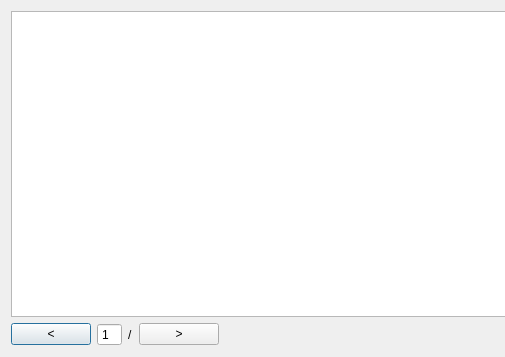
The window that geo_search/ui/result.ui (yamamoto-ryuzo/GEO-search-plugin) describes before a commit, drawn with Qt 5; both pictures show x 0 to 505 and y 0 to 357 of the 850 by 357 pixel window.
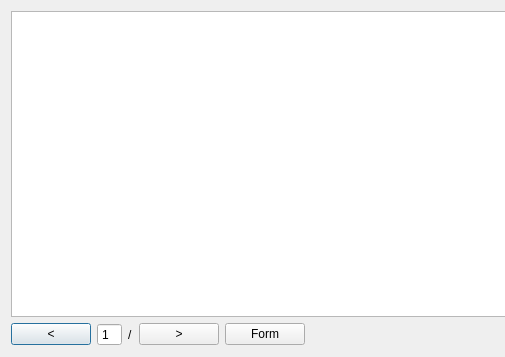
The same window after the commit.

The edit to the form file:
```diff
--- a/geo_search/ui/result.ui
+++ b/geo_search/ui/result.ui
@@ -95,6 +95,13 @@
      </property>
     </widget>
    </item>
+    <item row="2" column="4">
+     <widget class="QPushButton" name="modeToggleButton">
+      <property name="text">
+        <string>Form</string>
+      </property>
+     </widget>
+    </item>
   </layout>
  </widget>
  <resources/>
```
